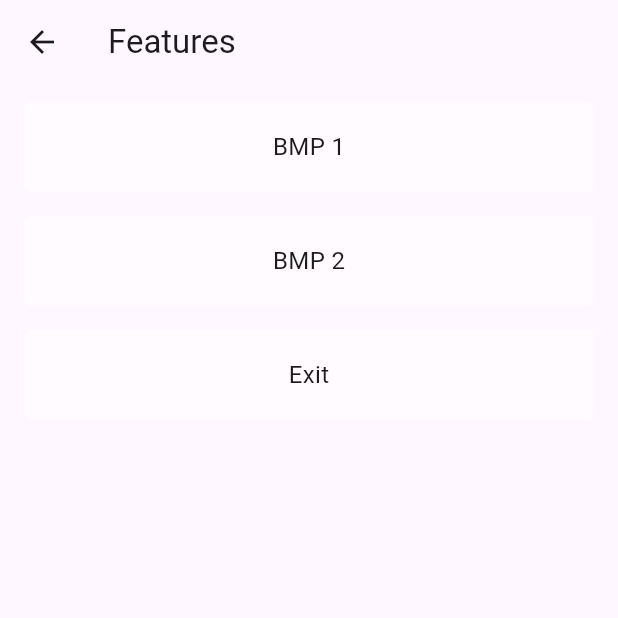
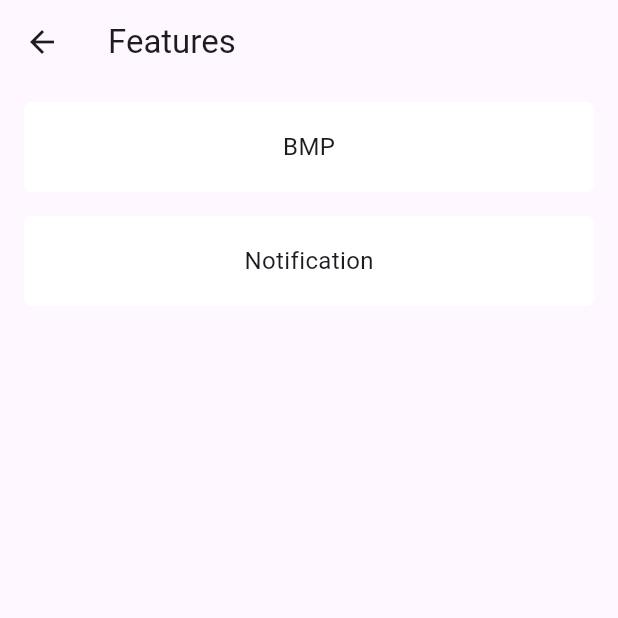
Before and after one commit to tomtau/EvenFlashcard, a Flutter app: the screen it shows after launch, after a tap on the "menu" icon, on a phone screen of 412 x 824 dp, the top half of it. Run offline on Flutter 3.47's test engine with Material 3 defaults, Android fonts, the light colour scheme and no system bars; our stand-ins replace dio, fluttertoast, get; missing offline and left inert: crclib.

Commit message:
feat(notification): Android add notification feature

```diff
--- a/lib/views/features_page.dart
+++ b/lib/views/features_page.dart
@@ -1,76 +1,72 @@
-import 'package:demo_ai_even/ble_manager.dart';
-import 'package:demo_ai_even/services/features_services.dart';
+// ignore_for_file: library_private_types_in_public_api
+
+import 'dart:io';
+
+import 'package:demo_ai_even/views/features/bmp_page.dart';
+import 'package:demo_ai_even/views/features/notification/notification_page.dart';
 import 'package:flutter/material.dart';
 
 class FeaturesPage extends StatefulWidget {
+  const FeaturesPage({super.key});
+
   @override
   _FeaturesPageState createState() => _FeaturesPageState();
 }
 
 class _FeaturesPageState extends State<FeaturesPage> {
-
   @override
-  Widget build(BuildContext context) {
-    return Scaffold(
+  Widget build(BuildContext context) => Scaffold(
         appBar: AppBar(
-        title: Text('Features'),
+          title: const Text('Features'),
         ),
-      body: Padding(padding: EdgeInsets.only(left: 16, right: 16, top: 12, bottom: 44),
+        body: Padding(
+          padding:
+              const EdgeInsets.only(left: 16, right: 16, top: 12, bottom: 44),
           child: Column(
             mainAxisAlignment: MainAxisAlignment.start,
             children: [
               GestureDetector(
                 onTap: () async {
-                if (BleManager.get().isConnected == false) return;
-                print("${DateTime.now()} to show bmp1-----------");
-                FeaturesServices().sendBmp("assets/images/image_1.bmp");
+                  Navigator.push(
+                    context,
+                    MaterialPageRoute(builder: (context) => const BmpPage()),
+                  );
                 },
                 child: Container(
                   height: 60,
                   decoration: BoxDecoration(
-                  color: Colors.white.withOpacity(0.5),
+                    color: Colors.white,
                     borderRadius: BorderRadius.circular(5),
                   ),
                   alignment: Alignment.center,
-                child: Text("BMP 1", style: TextStyle(fontSize: 16)),
+                  child: const Text("BMP", style: TextStyle(fontSize: 16)),
                 ),
               ),
-            const SizedBox(height: 16),
+              if (Platform.isAndroid)
                 GestureDetector(
                   onTap: () async {
-                if (BleManager.get().isConnected == false) return;
-                print("${DateTime.now()} to show bmp2-----------");
-                FeaturesServices().sendBmp("assets/images/image_2.bmp");
+                    Navigator.push(
+                      context,
+                      MaterialPageRoute(
+                          builder: (context) => const NotificationPage()),
+                    );
                   },
                   child: Container(
                     height: 60,
                     decoration: BoxDecoration(
-                  color: Colors.white.withOpacity(0.5),
+                      color: Colors.white,
                       borderRadius: BorderRadius.circular(5),
                     ),
                     alignment: Alignment.center,
-                child: Text("BMP 2", style: TextStyle(fontSize: 16)),
+                    margin: const EdgeInsets.only(top: 16),
+                    child: const Text(
+                      "Notification",
+                      style: TextStyle(fontSize: 16),
                     ),
                   ),
-            const SizedBox(height: 16),
-            GestureDetector(
-              onTap: () async {
-                if (BleManager.get().isConnected == false) return;
-                FeaturesServices().exitBmp(); // todo
-              },
-              child: Container(
-                height: 60,
-                decoration: BoxDecoration(
-                  color: Colors.white.withOpacity(0.5),
-                  borderRadius: BorderRadius.circular(5),
                 ),
-                alignment: Alignment.center,
-                child: Text("Exit", style: TextStyle(fontSize: 16)),
+            ],
           ),
         ),
-          ]
-        )
-      )
       );
 }
-}
--- a/lib/views/home_page.dart
+++ b/lib/views/home_page.dart
@@ -1,13 +1,17 @@
+// ignore_for_file: library_private_types_in_public_api
+
 import 'dart:async';
+
 import 'package:demo_ai_even/ble_manager.dart';
 import 'package:demo_ai_even/services/evenai.dart';
 import 'package:demo_ai_even/views/even_list_page.dart';
 import 'package:demo_ai_even/views/features_page.dart';
 import 'package:flutter/material.dart';
 import 'package:get/get.dart';
-import 'package:get/get_state_manager/src/rx_flutter/rx_obx_widget.dart';
 
 class HomePage extends StatefulWidget {
+  const HomePage({super.key});
+
   @override
   _HomePageState createState() => _HomePageState();
 }
@@ -19,23 +23,19 @@ class _HomePageState extends State<HomePage> {
   @override
   void initState() {
     super.initState();
-
     BleManager.get().setMethodCallHandler();
     BleManager.get().startListening();
     BleManager.get().onStatusChanged = _refreshPage;
   }
 
-  void _refreshPage() {
-    setState(() { });
-  }
+  void _refreshPage() => setState(() {});
 
   Future<void> _startScan() async {
-    setState(() {
-      isScanning = true;
-    });
+    setState(() => isScanning = true);
     await BleManager.get().startScan();
     scanTimer?.cancel();
-    scanTimer = Timer(Duration(seconds: 15), () { // todo
+    scanTimer = Timer(15.seconds, () {
+      // todo
       _stopScan();
     });
   }
@@ -43,16 +43,13 @@ class _HomePageState extends State<HomePage> {
   Future<void> _stopScan() async {
     if (isScanning) {
       await BleManager.get().stopScan();
-      setState(() {
-        isScanning = false;
-      });
+      setState(() => isScanning = false);
     }
   }
 
-  Widget blePairedList() {
-    return  Expanded(
+  Widget blePairedList() => Expanded(
         child: ListView.separated(
-        separatorBuilder: (context, index) => SizedBox(height: 5),
+          separatorBuilder: (context, index) => const SizedBox(height: 5),
           itemCount: BleManager.get().getPairedGlasses().length,
           itemBuilder: (context, index) {
             final glasses = BleManager.get().getPairedGlasses()[index];
@@ -60,12 +57,13 @@ class _HomePageState extends State<HomePage> {
               onTap: () async {
                 String channelNumber = glasses['channelNumber']!;
                 await BleManager.get().connectToGlasses("Pair_$channelNumber");
+                _refreshPage();
               },
               child: Container(
                 height: 72,
-              padding: EdgeInsets.only(left: 16, right: 16),
+                padding: const EdgeInsets.only(left: 16, right: 16),
                 decoration: BoxDecoration(
-                color: Colors.white.withOpacity(0.5),
+                  color: Colors.white,
                   borderRadius: BorderRadius.circular(5),
                 ),
                 child: Row(
@@ -76,7 +74,8 @@ class _HomePageState extends State<HomePage> {
                       crossAxisAlignment: CrossAxisAlignment.start,
                       children: [
                         Text('Pair: ${glasses['channelNumber']}'),
-                      Text('Left: ${glasses['leftDeviceName']} \nRight: ${glasses['rightDeviceName']}'),
+                        Text(
+                            'Left: ${glasses['leftDeviceName']} \nRight: ${glasses['rightDeviceName']}'),
                       ],
                     ),
                   ],
@@ -86,55 +85,57 @@ class _HomePageState extends State<HomePage> {
           },
         ),
       );
-  }
 
   @override
-  Widget build(BuildContext context) {
-    return Scaffold(
+  Widget build(BuildContext context) => Scaffold(
         appBar: AppBar(
-        title: Text('Even AI Demo'),
+          title: const Text('Even AI Demo'),
           actions: [
             InkWell(
               onTap: () {
                 print("To Features Page...");
                 Navigator.push(
                   context,
-                MaterialPageRoute(builder: (context) => FeaturesPage()),
+                  MaterialPageRoute(builder: (context) => const FeaturesPage()),
                 );
               },
               splashColor: Colors.transparent,
               highlightColor: Colors.transparent,
               child: const Padding(
-              padding: EdgeInsets.only(
-                left: 16, top: 12, bottom: 14, right: 16),
-                child: Icon(Icons.menu))
+                padding:
+                    EdgeInsets.only(left: 16, top: 12, bottom: 14, right: 16),
+                child: Icon(Icons.menu),
               ),
-        ]
             ),
-      body: Padding(padding: EdgeInsets.only(left: 16, right: 16, top: 12, bottom: 44),
+          ],
+        ),
+        body: Padding(
+          padding:
+              const EdgeInsets.only(left: 16, right: 16, top: 12, bottom: 44),
           child: Column(
             mainAxisAlignment: MainAxisAlignment.start,
             children: [
               GestureDetector(
                 onTap: () async {
-                if (BleManager.get().getConnectionStatus() == 'Not connected') {
+                  if (BleManager.get().getConnectionStatus() ==
+                      'Not connected') {
                     _startScan();
                   }
                 },
                 child: Container(
                   height: 100,
                   decoration: BoxDecoration(
-                  color: Colors.white.withOpacity(0.5),
+                    color: Colors.white,
                     borderRadius: BorderRadius.circular(5),
                   ),
                   alignment: Alignment.center,
-                child: Text(BleManager.get().getConnectionStatus(), style: TextStyle(fontSize: 16)),
+                  child: Text(BleManager.get().getConnectionStatus(),
+                      style: const TextStyle(fontSize: 16)),
                 ),
               ),
               const SizedBox(height: 16),
               if (BleManager.get().getConnectionStatus() == 'Not connected')
                 blePairedList(),
-
               if (BleManager.get().isConnected)
                 Expanded(
                   child: GestureDetector(
@@ -143,20 +144,22 @@ class _HomePageState extends State<HomePage> {
                       print("To AI History List...");
                       Navigator.push(
                         context,
-                      MaterialPageRoute(builder: (context) => EvenAIListPage()),
+                        MaterialPageRoute(
+                          builder: (context) => const EvenAIListPage(),
+                        ),
                       );
                     },
                     child: Container(
-                    color: Colors.white.withOpacity(0.5),
-                    padding: EdgeInsets.all(16),
+                      color: Colors.white,
+                      padding: const EdgeInsets.all(16),
                       alignment: Alignment.topCenter,
                       child: SingleChildScrollView(
                         child: StreamBuilder<String>(
                           stream: EvenAI.textStream,
-                        initialData: "Press and hold left TouchBar to engage Even AI.",
-                        builder: (context, snapshot) {
-                          return Obx(() {
-                            return EvenAI.isEvenAISyncing.value
+                          initialData:
+                              "Press and hold left TouchBar to engage Even AI.",
+                          builder: (context, snapshot) => Obx(
+                            () => EvenAI.isEvenAISyncing.value
                                 ? const SizedBox(
                                     width: 50,
                                     height: 50,
@@ -164,29 +167,23 @@ class _HomePageState extends State<HomePage> {
                                   ) // Color(0xFFFEF991)
                                 : Text(
                                     snapshot.data ?? "Loading...",
-                                  style: TextStyle(fontSize: 14, color: BleManager.get().isConnected ? Colors.black : Colors.grey.withOpacity(0.5)),
+                                    style: TextStyle(
+                                        fontSize: 14,
+                                        color: BleManager.get().isConnected
+                                            ? Colors.black
+                                            : Colors.grey.withOpacity(0.5)),
                                     textAlign: TextAlign.center,
-                                );
-                              }
-                          );
-                        })
-                    )
+                                  ),
+                          ),
+                        ),
+                      ),
                     ),
                   ),
                 ),
             ],
           ),
         ),
-      /*
-      floatingActionButton: FloatingActionButton(
-        onPressed: () async {
-          String sn = await Proto.getLegSn(Proto.lR());
-          print("sn----------------$sn");
-        },
-        child: Text("SN"),
-      ),*/
       );
-  }
 
   @override
   void dispose() {
--- a/pubspec.yaml
+++ b/pubspec.yaml
@@ -40,9 +40,10 @@ dependencies:
   dio: ^5.4.3+1
   # State Management
   get: ^4.6.6
-
   # crc
   crclib: ^3.0.0
+  # Toast - https://pub.dev/packages/fluttertoast
+  fluttertoast: ^8.2.8
 
 
 dev_dependencies:
```
Also changed, not shown: lib/services/proto.dart (+87 -16 lines), lib/views/features/bmp_page.dart (added, +79 -0 lines), lib/views/features/notification/notification_page.dart (added, +176 -0 lines), lib/views/features/notification/notify_model.dart (added, +118 -0 lines), pubspec.lock, 4 other files. Lines whose indentation alone changed are shown as unchanged.
